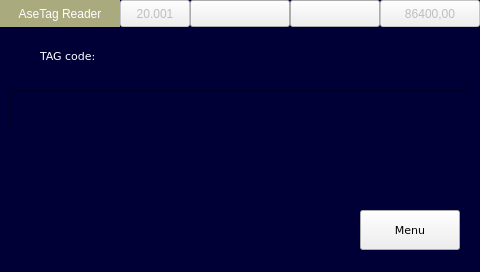
First picture: the form in AnyTPAC/AseUSBTagReader/page100.ui, repository MECTsrl/mect_apps, before the edit.
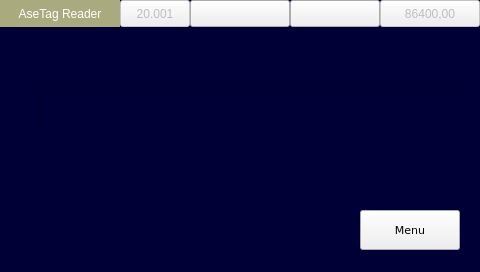
Second picture: the form after the edit. Custom widgets are drawn as their Qt base class.

```diff
--- a/AnyTPAC/AseUSBTagReader/page100.ui
+++ b/AnyTPAC/AseUSBTagReader/page100.ui
@@ -56,15 +56,15 @@
     <string notr="true">color: rgb(255, 255, 255);</string>
    </property>
    <property name="text">
-    <string>TAG code: </string>
+    <string/>
    </property>
   </widget>
   <widget class="QLabel" name="label_18">
    <property name="geometry">
     <rect>
-     <x>10</x>
+     <x>40</x>
      <y>90</y>
-     <width>460</width>
+     <width>430</width>
      <height>42</height>
     </rect>
    </property>
@@ -171,7 +171,7 @@
    <property name="geometry">
     <rect>
      <x>4</x>
-     <y>150</y>
+     <y>95</y>
      <width>32</width>
      <height>32</height>
     </rect>
```
Left out of the diff: 4 changed lines with no effect on the pictures.
